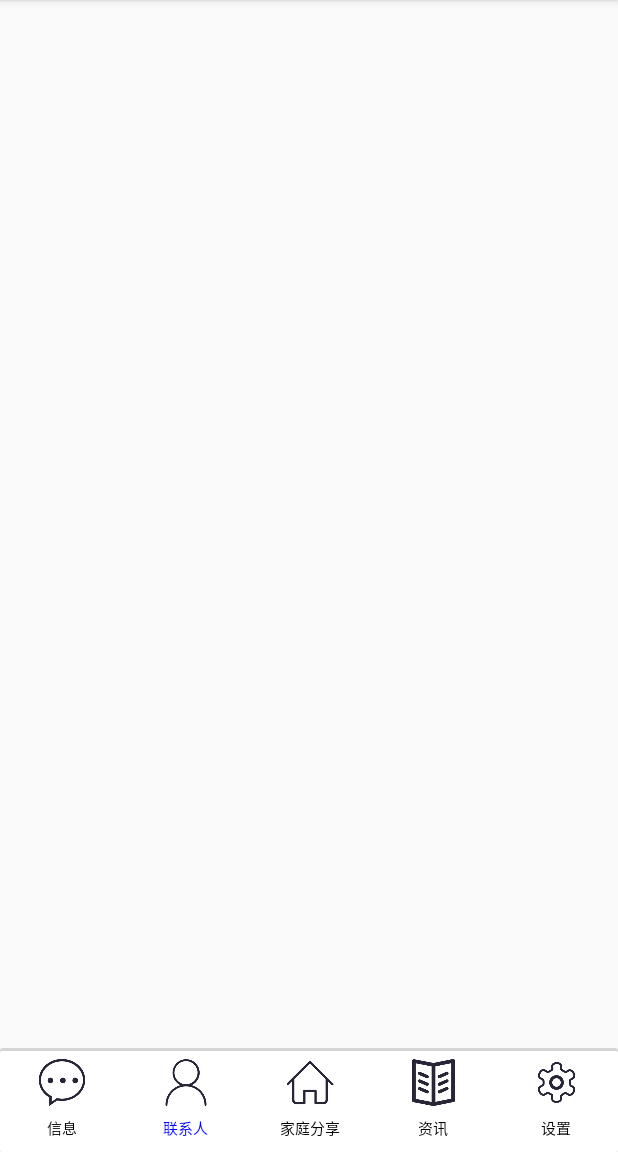
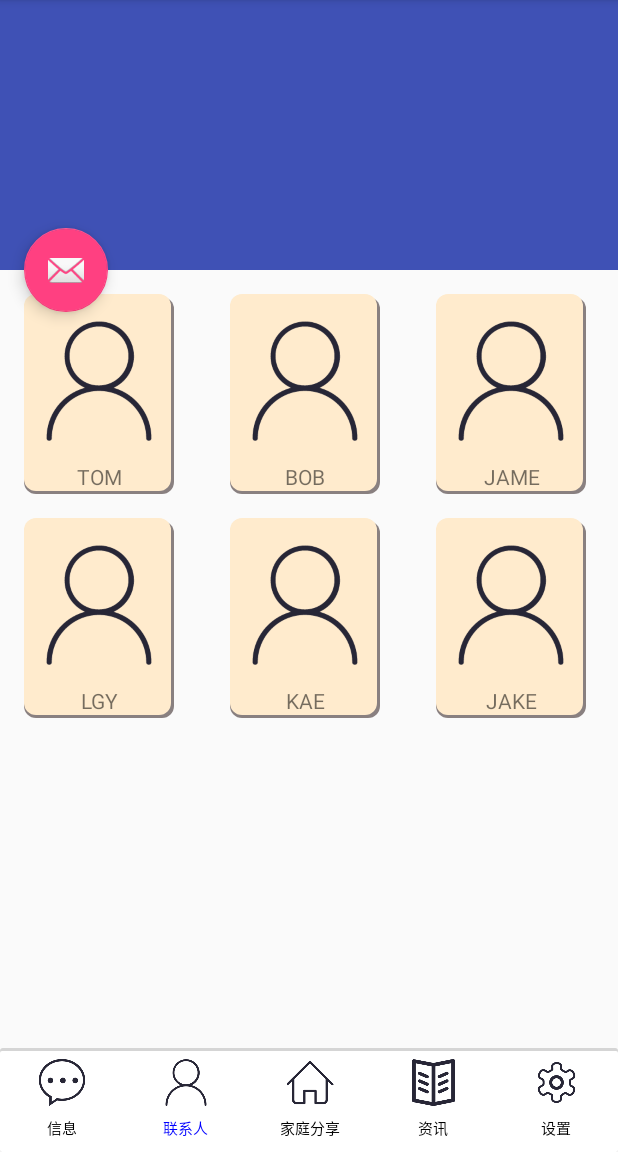
Before and after one commit to lgybetter/LovePlus, an Android app: the screen it shows after launch (MainActivity), after a tap on "联系人", on a phone screen of 412 x 824 dp, the part 84-1236 px from its top. Run offline under Robolectric (Android 15) with nearby library versions, the phone set to English and light mode, and no system bars.

Commit message:
Finish the Contact View

```diff
--- /dev/null
+++ b/app/src/main/java/adapter/ContactAdapter.java
@@ -0,0 +1,61 @@
+package adapter;
+
+import android.content.Context;
+import android.support.v7.widget.RecyclerView;
+import android.view.LayoutInflater;
+import android.view.View;
+import android.view.ViewGroup;
+import android.widget.Button;
+import android.widget.ImageView;
+import android.widget.TextView;
+
+import com.example.administrator.loveplus.R;
+
+import java.util.List;
+
+import beanclass.ContactBeanClass;
+
+/**
+ * Created by Administrator on 2016/7/23.
+ */
+public class ContactAdapter extends RecyclerView.Adapter<ContactAdapter.ContactHolder> {
+    //保存对象的信息列表
+    private List<ContactBeanClass> dataList;
+    //上下文引入
+    Context context;
+    public ContactAdapter(Context context,List<ContactBeanClass> dataList) {
+        this.context = context;
+        this.dataList = dataList;
+    }
+    @Override
+    public ContactHolder onCreateViewHolder(ViewGroup parent, int viewType) {
+        ContactHolder contactHolder = (ContactHolder) parent.getTag();
+        if(contactHolder == null) {
+            contactHolder = new ContactHolder(LayoutInflater.from(context).inflate(R.layout.activity_tab_contacts_item,parent,false));
+        }
+        return contactHolder;
+    }
+
+    @Override
+    public void onBindViewHolder(ContactHolder holder, int position) {
+        holder.contactName.setText(dataList.get(position).getUserName());
+    }
+
+    @Override
+    public int getItemCount() {
+        return dataList.size();
+    }
+
+    public class ContactHolder extends RecyclerView.ViewHolder {
+        private TextView contactName;
+        private ImageView contactImage;
+//        private Button sendSms,startPhone,startVideo;
+        public ContactHolder(View itemView) {
+            super(itemView);
+//            sendSms = (Button) itemView.findViewById(R.id.bn_send_message);
+//            startPhone = (Button) itemView.findViewById(R.id.bn_start_phone);
+//            startVideo = (Button) itemView.findViewById(R.id.bn_start_video);
+            contactName = (TextView) itemView.findViewById(R.id.tv_contacts_name);
+        }
+    }
+}
--- /dev/null
+++ b/app/src/main/java/beanclass/ContactBeanClass.java
@@ -0,0 +1,61 @@
+package beanclass;
+
+import java.io.Serializable;
+
+/**
+ * Created by Administrator on 2016/7/23.
+ */
+public class ContactBeanClass implements Serializable{
+    private String userName;
+    private String phone;
+    private Boolean isFamily;
+    private String  alias;
+    private String description;
+    public ContactBeanClass(String userName,String phone,String alias,String description,Boolean isFamly) {
+        this.alias = alias;
+        this.description = description;
+        this.phone = phone;
+        this.isFamily = isFamly;
+        this.userName = userName;
+    }
+
+    public String getUserName() {
+        return userName;
+    }
+
+    public void setUserName(String userName) {
+        this.userName = userName;
+    }
+
+    public String getPhone() {
+        return phone;
+    }
+
+    public void setPhone(String phone) {
+        this.phone = phone;
+    }
+
+    public Boolean getFamly() {
+        return isFamily;
+    }
+
+    public void setFamly(Boolean famly) {
+        isFamily = famly;
+    }
+
+    public String getAlias() {
+        return alias;
+    }
+
+    public void setAlias(String alias) {
+        this.alias = alias;
+    }
+
+    public String getDescription() {
+        return description;
+    }
+
+    public void setDescription(String description) {
+        this.description = description;
+    }
+}
--- a/app/src/main/java/com/example/administrator/loveplus/MainActivity.java
+++ b/app/src/main/java/com/example/administrator/loveplus/MainActivity.java
@@ -15,7 +15,7 @@ import java.util.List;
 import adapter.FragmentAdapter;
 import fragment.AgreementFragment;
 import fragment.MessageFragment;
-import fragment.ContactsFragment;
+import fragment.ContactFragment;
 import fragment.HomeFragment;
 import fragment.SettingFragment;
 
@@ -36,7 +36,7 @@ public class MainActivity extends AppCompatActivity implements ViewPager.OnPageC
      */
     private MessageFragment messageFragment;
     private HomeFragment homeFragment;
-    private ContactsFragment contactsFragment;
+    private ContactFragment contactsFragment;
     private AgreementFragment agreementFragment;
     private SettingFragment settingFragment;
 
@@ -69,7 +69,7 @@ public class MainActivity extends AppCompatActivity implements ViewPager.OnPageC
 
     private void initFragment() {
         homeFragment = new HomeFragment();
-        contactsFragment = new ContactsFragment();
+        contactsFragment = new ContactFragment();
         messageFragment = new MessageFragment();
         agreementFragment = new AgreementFragment();
         settingFragment = new SettingFragment();
--- /dev/null
+++ b/app/src/main/java/fragment/ContactFragment.java
@@ -0,0 +1,62 @@
+package fragment;
+
+import android.os.Bundle;
+import android.support.v4.app.Fragment;
+import android.support.v7.widget.GridLayoutManager;
+import android.support.v7.widget.RecyclerView;
+import android.view.LayoutInflater;
+import android.view.View;
+import android.view.ViewGroup;
+import com.example.administrator.loveplus.R;
+
+import java.util.ArrayList;
+import java.util.List;
+import adapter.ContactAdapter;
+import beanclass.ContactBeanClass;
+import customview.DividerGridItemDecoration;
+
+/**
+ * Created by Administrator on 2016/7/21.
+ */
+public class ContactFragment extends Fragment {
+    /**
+     * 测试数据
+    * */
+    private String [] name = {"TOM","BOB","JAME","LGY","KAE","JAKE"};
+
+    private RecyclerView recyclerView;
+    private View contactsView;
+    private ContactAdapter adapter;
+    private ContactBeanClass contactBeanClass;
+    private List<ContactBeanClass> contactsList = new ArrayList<>();
+    @Override
+    public View onCreateView(LayoutInflater inflater, ViewGroup container, Bundle savedInstanceState){
+        super.onCreateView(inflater, container, savedInstanceState);
+        contactsView = inflater.inflate(R.layout.activity_tab_contacts, container,false);
+        initView();
+        initData();
+        adapter = new ContactAdapter(getContext(),contactsList);
+        recyclerView.setLayoutManager(new GridLayoutManager(getContext(),3));
+        recyclerView.setAdapter(adapter);
+        //recyclerView.addItemDecoration(new DividerGridItemDecoration(getContext()));
+        return contactsView;
+    }
+
+    private void initData() {
+        contactsList.clear();
+        for(int i = 0;i < name.length; i ++) {
+            String nameStr = name[i];
+            contactBeanClass = new ContactBeanClass(nameStr,null,null,null,null);
+            contactsList.add(contactBeanClass);
+        }
+    }
+
+    private void initView() {
+        recyclerView = (RecyclerView) contactsView.findViewById(R.id.rv_contacts_list);
+    }
+
+    @Override
+    public void onActivityCreated(Bundle savedInstanceState){
+        super.onActivityCreated(savedInstanceState);
+    }
+}
--- a/app/src/main/java/fragment/ContactsFragment.java
+++ /dev/null
@@ -1,28 +0,0 @@
-package fragment;
-
-import android.os.Bundle;
-import android.support.v4.app.Fragment;
-import android.view.LayoutInflater;
-import android.view.View;
-import android.view.ViewGroup;
-
-import com.example.administrator.loveplus.R;
-
-/**
- * Created by Administrator on 2016/7/21.
- */
-public class ContactsFragment extends Fragment {
-    @Override
-    public View onCreateView(LayoutInflater inflater, ViewGroup container, Bundle savedInstanceState){
-        super.onCreateView(inflater, container, savedInstanceState);
-        View contactsView = inflater.inflate(R.layout.activity_tab_contacts, container,false);
-        return contactsView;
-
-
-    }
-
-    @Override
-    public void onActivityCreated(Bundle savedInstanceState){
-        super.onActivityCreated(savedInstanceState);
-    }
-}
--- /dev/null
+++ b/app/src/main/res/drawable/card_background.xml
@@ -0,0 +1,15 @@
+<?xml version="1.0" encoding="utf-8"?>
+<layer-list xmlns:android="http://schemas.android.com/apk/res/android">
+    <item android:top="2dp">
+        <shape xmlns:android="http://schemas.android.com/apk/res/android" >
+            <corners android:radius="8dp"/>
+            <solid android:color="@color/shadowColor"/>
+        </shape>
+    </item>
+    <item android:right="2dp" android:bottom="2dp">
+        <shape xmlns:android="http://schemas.android.com/apk/res/android" >
+            <corners android:radius="8dp"/>
+            <solid android:color="@color/blanchedalmond"/>
+        </shape>
+    </item>
+</layer-list>
--- a/app/src/main/res/layout/activity_tab_contacts.xml
+++ b/app/src/main/res/layout/activity_tab_contacts.xml
@@ -1,10 +1,36 @@
 <android.support.design.widget.CoordinatorLayout xmlns:android="http://schemas.android.com/apk/res/android"
-    android:layout_width="match_parent"
-    android:layout_height="match_parent">
+	android:layout_width="match_parent"
+	android:layout_height="match_parent"
+	xmlns:app="http://schemas.android.com/apk/res-auto"
+	android:fitsSystemWindows="true">
+	<!--<RelativeLayout-->
+		<!--android:layout_width="match_parent"-->
+		<!--android:layout_height="match_parent">-->
 
-	<android.support.v7.widget.RecyclerView
-		android:id="@+id/rv_contacts_list"
+	<!--</RelativeLayout>-->
+	<android.support.design.widget.AppBarLayout
+		android:id="@+id/app_bar"
 		android:layout_width="match_parent"
-		android:layout_height="match_parent">
-	</android.support.v7.widget.RecyclerView>
+		android:layout_height="@dimen/app_bar_height"
+		android:fitsSystemWindows="true"
+		android:theme="@style/AppTheme.AppBarOverlay">
+
+		<android.support.design.widget.CollapsingToolbarLayout
+			android:id="@+id/toolbar_layout"
+			android:layout_width="match_parent"
+			android:layout_height="match_parent"
+			android:fitsSystemWindows="true"
+			app:contentScrim="?attr/colorPrimary"
+			app:layout_scrollFlags="scroll|exitUntilCollapsed">
+		</android.support.design.widget.CollapsingToolbarLayout>
+	</android.support.design.widget.AppBarLayout>
+	<include layout="@layout/activity_tab_contacts_content"/>
+	<android.support.design.widget.FloatingActionButton
+		android:id="@+id/fab"
+		android:layout_width="wrap_content"
+		android:layout_height="wrap_content"
+		android:layout_margin="@dimen/fab_margin"
+		android:src="@android:drawable/ic_dialog_email"
+		app:layout_anchor="@id/app_bar"
+		app:layout_anchorGravity="bottom|start" />
 </android.support.design.widget.CoordinatorLayout>
--- /dev/null
+++ b/app/src/main/res/layout/activity_tab_contacts_content.xml
@@ -0,0 +1,15 @@
+<?xml version="1.0" encoding="utf-8"?>
+<android.support.v4.widget.NestedScrollView xmlns:android="http://schemas.android.com/apk/res/android"
+    xmlns:tools="http://schemas.android.com/tools"
+    xmlns:app="http://schemas.android.com/apk/res-auto"
+    android:orientation="vertical"
+    android:layout_width="match_parent"
+    android:layout_height="match_parent"
+    app:layout_behavior="@string/appbar_scrolling_view_behavior"
+    tools:showIn="@layout/activity_tab_contacts">
+    <android.support.v7.widget.RecyclerView
+        android:id="@+id/rv_contacts_list"
+        android:layout_width="match_parent"
+        android:layout_height="match_parent">
+    </android.support.v7.widget.RecyclerView>
+</android.support.v4.widget.NestedScrollView>
--- /dev/null
+++ b/app/src/main/res/layout/activity_tab_contacts_item.xml
@@ -0,0 +1,53 @@
+<?xml version="1.0" encoding="utf-8"?>
+<LinearLayout xmlns:android="http://schemas.android.com/apk/res/android"
+    android:orientation="vertical" android:layout_width="100dp"
+    android:background="@drawable/card_background"
+    android:layout_marginTop="@dimen/activity_vertical_margin"
+    android:layout_marginLeft="@dimen/activity_horizontal_margin"
+    android:gravity="center_horizontal"
+    android:layout_height="wrap_content">
+    <ImageView
+        android:id="@+id/iv_contacts_item"
+        android:layout_marginTop="8dp"
+        android:layout_marginLeft="8dp"
+        android:layout_marginRight="8dp"
+        android:layout_marginBottom="4dp"
+        android:src="@drawable/user"
+        android:layout_width="80dp"
+        android:layout_height="100dp" />
+    <TextView
+        android:id="@+id/tv_contacts_name"
+        android:text="TOM"
+        android:textSize="14sp"
+        android:layout_marginBottom="2dp"
+        android:gravity="center_horizontal"
+        android:layout_width="match_parent"
+        android:layout_height="wrap_content" />
+    <!--<LinearLayout-->
+        <!--android:layout_margin="4dp"-->
+        <!--android:gravity="center_horizontal"-->
+        <!--android:orientation="horizontal"-->
+        <!--android:layout_width="match_parent"-->
+        <!--android:layout_height="20dp">-->
+        <!--<Button-->
+            <!--android:background="@drawable/chat"-->
+            <!--android:id="@+id/bn_send_message"-->
+            <!--android:layout_marginRight="5dp"-->
+            <!--android:layout_width="20dp"-->
+            <!--android:layout_height="20dp" />-->
+        <!--<Button-->
+            <!--android:background="@drawable/phone"-->
+            <!--android:id="@+id/bn_start_phone"-->
+            <!--android:layout_marginLeft="5dp"-->
+            <!--android:layout_marginRight="5dp"-->
+            <!--android:layout_width="20dp"-->
+            <!--android:layout_height="20dp" />-->
+        <!--<Button-->
+            <!--android:background="@drawable/video"-->
+            <!--android:id="@+id/bn_start_video"-->
+            <!--android:layout_marginLeft="5dp"-->
+            <!--android:layout_marginRight="5dp"-->
+            <!--android:layout_width="20dp"-->
+            <!--android:layout_height="20dp" />-->
+    <!--</LinearLayout>-->
+</LinearLayout>
--- a/app/src/main/res/layout/activity_tab_message.xml
+++ b/app/src/main/res/layout/activity_tab_message.xml
@@ -1,11 +1,31 @@
 <android.support.design.widget.CoordinatorLayout xmlns:android="http://schemas.android.com/apk/res/android"
-    android:layout_width="match_parent"
-    android:layout_height="match_parent"
-    android:orientation="vertical" >
-	<android.support.v7.widget.RecyclerView
-		android:id="@+id/rv_message_list"
+	android:layout_width="match_parent"
+	android:layout_height="match_parent"
+	xmlns:app="http://schemas.android.com/apk/res-auto"
+	android:fitsSystemWindows="true"
+	android:orientation="vertical">
+	<RelativeLayout
 		android:layout_width="match_parent"
-		android:layout_height="match_parent"/>
+		android:layout_height="match_parent">
+		<!--<android.support.design.widget.AppBarLayout-->
+			<!--android:layout_width="match_parent"-->
+			<!--android:layout_height="wrap_content"-->
+			<!--app:theme="@style/AppTheme.AppBarOverlay"-->
+			<!--android:id="@+id/view">-->
+			<!--<android.support.v7.widget.Toolbar-->
+				<!--android:id="@+id/toolbar"-->
+				<!--android:layout_width="match_parent"-->
+				<!--android:layout_height="?attr/actionBarSize"-->
+				<!--android:background="?attr/colorPrimary"-->
+				<!--app:popupTheme="@style/AppTheme.PopupOverlay" />-->
+		<!--</android.support.design.widget.AppBarLayout>-->
+		<android.support.v7.widget.RecyclerView
+			android:id="@+id/rv_message_list"
+			android:layout_width="match_parent"
+			android:layout_height="match_parent"
+			android:layout_below="@+id/view" />
+	</RelativeLayout>
+
 	<android.support.design.widget.FloatingActionButton
 		android:layout_width="wrap_content"
 		android:layout_height="wrap_content"
--- a/app/src/main/res/values/colors.xml
+++ b/app/src/main/res/values/colors.xml
@@ -7,4 +7,5 @@
     <color name="tabBackgroundColor">#D3D3D3</color>
     <color name="hintTextColor">#A9A9A9</color>
     <color name="textColor">#292929</color>
+    <color name="shadowColor">#898080</color>
 </resources>
--- a/app/src/main/res/values/dimens.xml
+++ b/app/src/main/res/values/dimens.xml
@@ -3,4 +3,6 @@
     <dimen name="activity_horizontal_margin">16dp</dimen>
     <dimen name="activity_vertical_margin">16dp</dimen>
     <dimen name="fab_margin">16dp</dimen>
+    <dimen name="app_bar_height">180dp</dimen>
+    <dimen name="text_margin">16dp</dimen>
 </resources>
```
Also changed, not shown: app/src/main/java/fragment/HomeFragment.java (line endings or trailing spaces), app/src/main/res/drawable/chat.png (added), app/src/main/res/drawable/phone.png (added), app/src/main/res/drawable/video.png (added).
